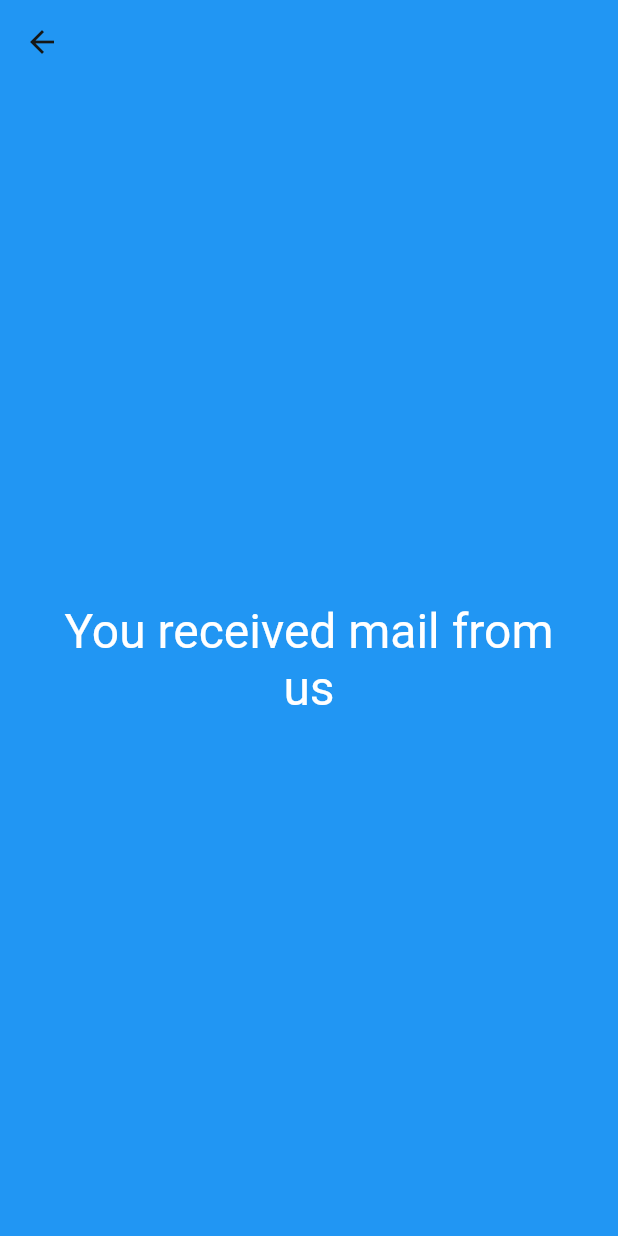
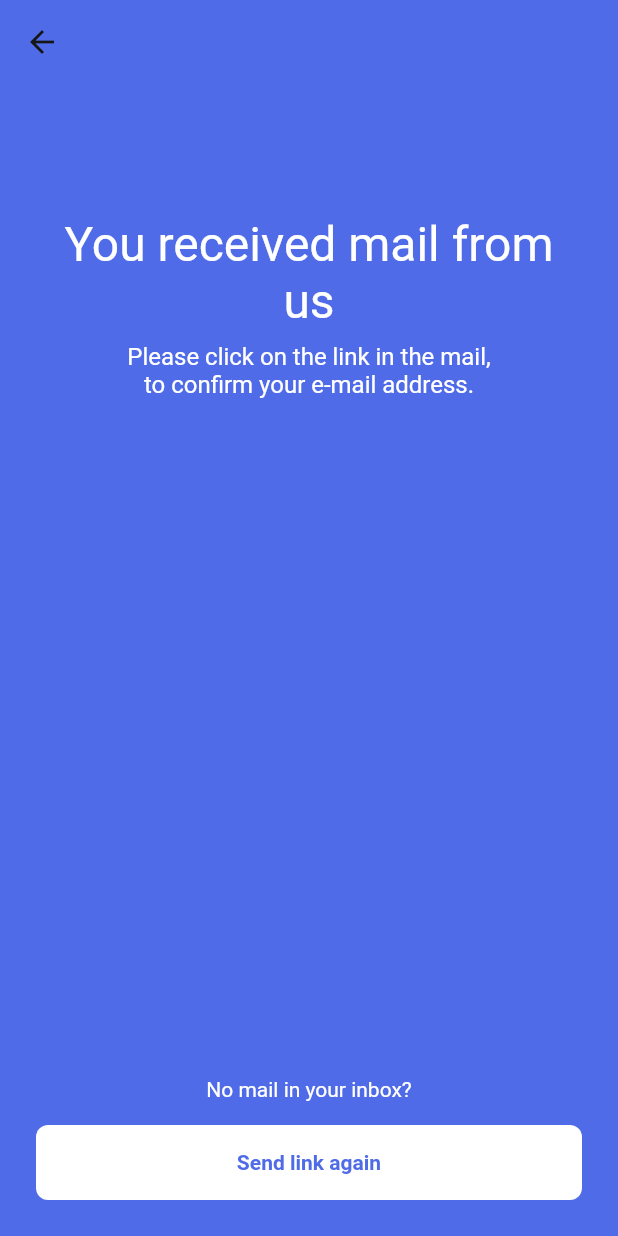
Before and after one commit to syncier/la_isla_bonita_ui, a Flutter app: the ConfirmEmail screen opened by its route, on a phone screen of 412 x 824 dp. Run offline on Flutter 3.47's test engine with Material 2 defaults, Android fonts, the phone set to English and light mode, and no system bars; our stand-ins replace bloc, equatable, firebase_auth, firebase_core, flutter_bloc, google_sign_in and 2 more; missing offline and left inert: flutter_facebook_auth; accounts and stored records are empty; network calls fail.

Commit message:
[IP-38]: add email confirm page and flow

```diff
--- a/lib/app/sign_in/confirm_email_page.dart
+++ b/lib/app/sign_in/confirm_email_page.dart
@@ -1,28 +1,106 @@
 import 'package:flutter/material.dart';
+import 'package:la_isla_Bonita_ui/services/auth.dart';
+import 'package:provider/provider.dart';
 
 class ConfirmEmail extends StatelessWidget {
+  static const PAGE_COLOR = 0xFF4F6BE7;
   static const id = 'confirm-email';
 
   const ConfirmEmail({Key key}) : super(key: key);
 
   @override
   Widget build(BuildContext context) {
+    final auth = Provider.of<AuthBase>(context, listen: false);
+
     return Scaffold(
-      backgroundColor: Colors.blue,
+      backgroundColor: Color(PAGE_COLOR),
       appBar: AppBar(
         elevation: 0.0,
-        backgroundColor: Colors.blue,
+        backgroundColor: Color(PAGE_COLOR),
       ),
       body: Container(
-        child: Center(
-            child: Padding(
-              padding: EdgeInsets.all(24.0),
-              child: Text(
+        child: Padding(
+          padding: EdgeInsets.all(24.0),
+          child: Column(
+            crossAxisAlignment: CrossAxisAlignment.center,
+            mainAxisAlignment: MainAxisAlignment.center,
+            children: [
+              SizedBox(
+                height: 64.0,
+              ),
+              Text(
                 'You received mail from us',
                 textAlign: TextAlign.center,
-                style: TextStyle(color: Colors.white, fontSize: 32,),
+                style: TextStyle(
+                  color: Colors.white,
+                  fontSize: 32,
+                ),
               ),
-            )),
+              SizedBox(
+                height: 8.0,
+              ),
+              Text(
+                'Please click on the link in the mail, \nto confirm your e-mail address.',
+                textAlign: TextAlign.center,
+                style: TextStyle(
+                  color: Colors.white,
+                  fontSize: 16,
+                ),
+              ),
+              Spacer(),
+              Column(
+                children: [
+                  Text(
+                    'No mail in your inbox?',
+                    style: TextStyle(color: Colors.white),
+                  ),
+                  SizedBox(
+                    height: 16.0,
+                  ),
+                  SizedBox(
+                    height: 50.0,
+                    width: double.infinity,
+                    child: ElevatedButton(
+                      onPressed: () {
+                        auth.resendEmail().then((value) async => {
+                              showDialog(
+                                  context: context,
+                                  builder: (context) => AlertDialog(
+                                        title: Text('Email sent'),
+                                        content: Text(
+                                            'Email resent successfully. Please check your mailbox.'),
+                                        actions: [
+                                          TextButton(
+                                            child: Text('OK'),
+                                            onPressed: () =>
+                                                Navigator.of(context)
+                                                    .pop(false),
+                                          ),
+                                        ],
+                                      ))
+                            });
+                      },
+                      child: Text(
+                        'Send link again',
+                        style: TextStyle(
+                            color: Color(PAGE_COLOR),
+                            fontWeight: FontWeight.bold),
+                      ),
+                      style: ButtonStyle(
+                          elevation: MaterialStateProperty.all(0.0),
+                          backgroundColor:
+                              MaterialStateProperty.all(Colors.white),
+                          shape: MaterialStateProperty.all(
+                              RoundedRectangleBorder(
+                                  borderRadius:
+                                      BorderRadius.all(Radius.circular(8.0))))),
+                    ),
+                  )
+                ],
+              )
+            ],
+          ),
+        ),
       ),
     );
   }
--- a/lib/app/sign_in/email_sign_in_bloc.dart
+++ b/lib/app/sign_in/email_sign_in_bloc.dart
@@ -30,10 +30,7 @@ class EmailSignInBloc {
             email: _model.email,
             password: _model.password,
             username: _model.username);
-        // user.sendEmailVerification().then((_) {}).catchError((e) {
-        //   print(e);
-        // });
-        // Error occurred. Inspect error.code.
+
         return user;
       }
     } catch (e) {
--- a/lib/services/auth.dart
+++ b/lib/services/auth.dart
@@ -15,6 +15,8 @@ abstract class AuthBase {
   Future<User> signInWithFacebook();
 
   Future<void> signOut();
+
+  Future<void> resendEmail();
 }
 
 class Auth implements AuthBase {
@@ -103,4 +105,10 @@ class Auth implements AuthBase {
     await googleSignIn.signOut();
     await _firebaseAuth.signOut();
   }
+
+  @override
+  Future<void> resendEmail() async {
+    final currentUser = await _firebaseAuth.currentUser;
+    return await currentUser.sendEmailVerification();
+  }
 }
```
